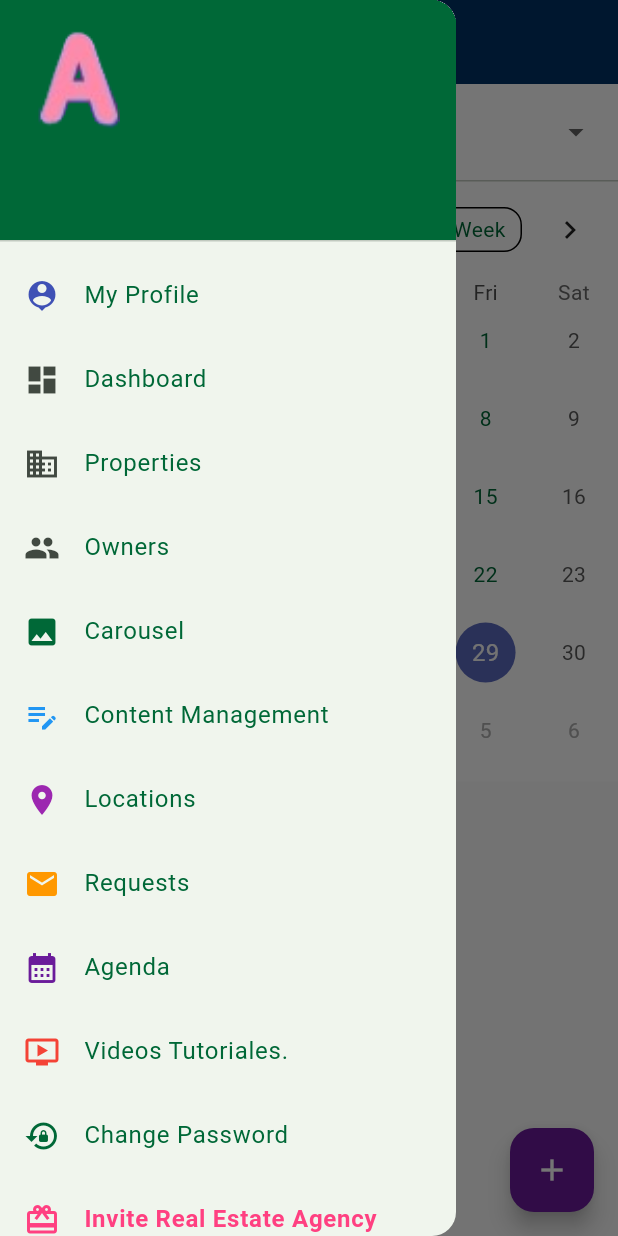
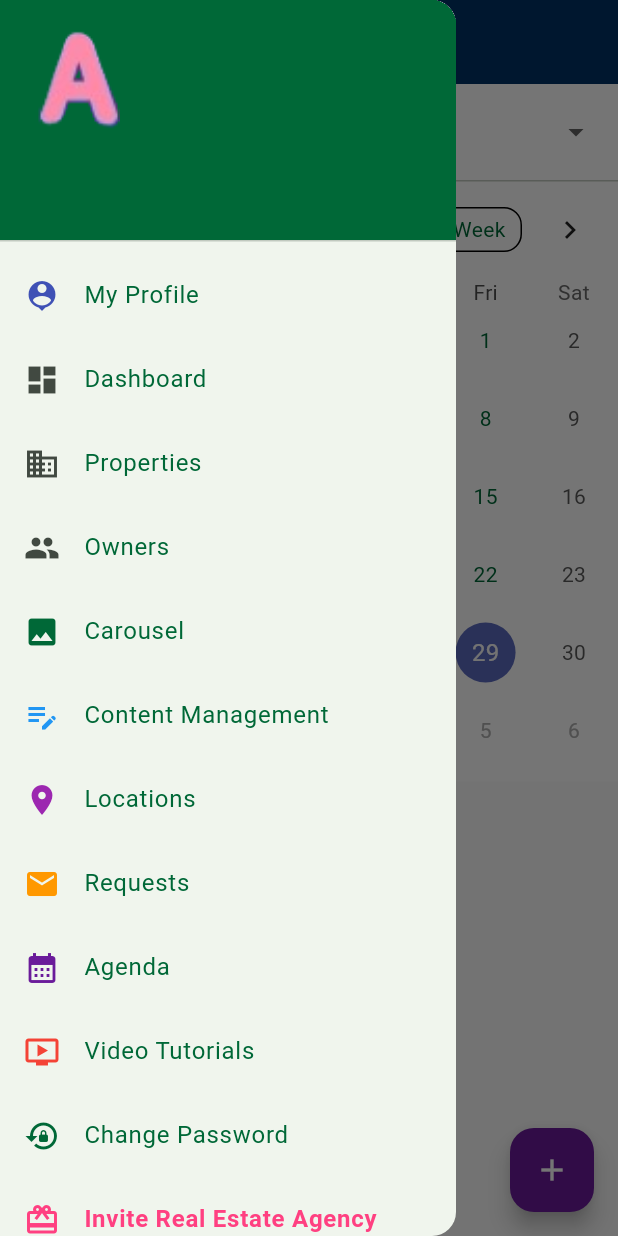
Before and after one commit to carlosjfigueroas/alveo, a Flutter app: the AdminCalendarScreen screen opened directly, with the side drawer open, on a phone screen of 412 x 824 dp. Run offline on Flutter 3.47's test engine with Material 3 defaults, Android fonts, the phone set to English and light mode, and no system bars; drawn by our look-alikes of table_calendar; our stand-ins replace carousel_slider, fl_chart, flutter_map, flutter_markdown, font_awesome_flutter, image_picker and 6 more; missing offline and left inert: excel, record; accounts and stored records are empty; network calls fail.

Commit message:
fix: Use localized key for videos_tutoriales in AdminDrawer and remove trailing dot

```diff
--- a/lib/widgets/admin_drawer.dart
+++ b/lib/widgets/admin_drawer.dart
@@ -140,7 +140,7 @@
           ),
           ListTile(
             leading: const Icon(Icons.ondemand_video, color: Colors.red),
-            title: const Text('Videos Tutoriales.'),
+            title: Text(l10n.get('videos_tutoriales')),
             onTap: () => Navigator.pushReplacement(
               context,
               MaterialPageRoute(builder: (_) => const VideosListScreen()),
```
